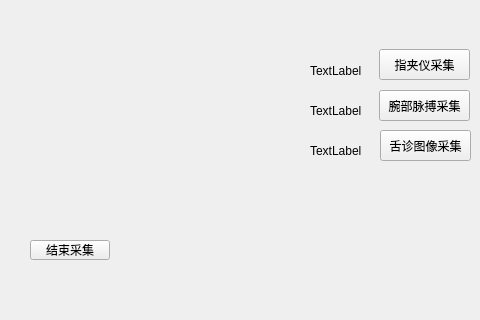
First picture: the form in mainwindow.ui, repository Ponhappy/PatientDataCollector, before the edit; both pictures show x 320 to 800 and y 0 to 320 of the 800 by 600 pixel window.
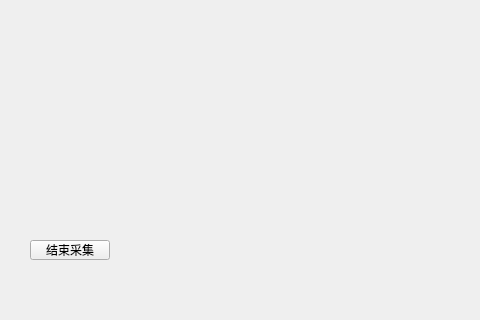
Second picture: the form after the edit.

Patch:
```diff
--- a/mainwindow.ui
+++ b/mainwindow.ui
@@ -50,84 +50,6 @@
      <string>TextLabel</string>
     </property>
    </widget>
-   <widget class="QPushButton" name="startFingerButton">
-    <property name="geometry">
-     <rect>
-      <x>699</x>
-      <y>49</y>
-      <width>91</width>
-      <height>31</height>
-     </rect>
-    </property>
-    <property name="text">
-     <string>指夹仪采集</string>
-    </property>
-   </widget>
-   <widget class="QPushButton" name="startWristButton">
-    <property name="geometry">
-     <rect>
-      <x>699</x>
-      <y>90</y>
-      <width>91</width>
-      <height>31</height>
-     </rect>
-    </property>
-    <property name="text">
-     <string>腕部脉搏采集</string>
-    </property>
-   </widget>
-   <widget class="QPushButton" name="startCameraButton">
-    <property name="geometry">
-     <rect>
-      <x>700</x>
-      <y>130</y>
-      <width>91</width>
-      <height>31</height>
-     </rect>
-    </property>
-    <property name="text">
-     <string>舌诊图像采集</string>
-    </property>
-   </widget>
-   <widget class="QLabel" name="fingerStatusLabel">
-    <property name="geometry">
-     <rect>
-      <x>630</x>
-      <y>60</y>
-      <width>61</width>
-      <height>21</height>
-     </rect>
-    </property>
-    <property name="text">
-     <string>TextLabel</string>
-    </property>
-   </widget>
-   <widget class="QLabel" name="wristStatusLabel">
-    <property name="geometry">
-     <rect>
-      <x>630</x>
-      <y>100</y>
-      <width>61</width>
-      <height>21</height>
-     </rect>
-    </property>
-    <property name="text">
-     <string>TextLabel</string>
-    </property>
-   </widget>
-   <widget class="QLabel" name="cameraStatusLabel">
-    <property name="geometry">
-     <rect>
-      <x>630</x>
-      <y>140</y>
-      <width>61</width>
-      <height>21</height>
-     </rect>
-    </property>
-    <property name="text">
-     <string>TextLabel</string>
-    </property>
-   </widget>
    <widget class="QLabel" name="cameraPreviewLabel">
     <property name="geometry">
      <rect>
```
